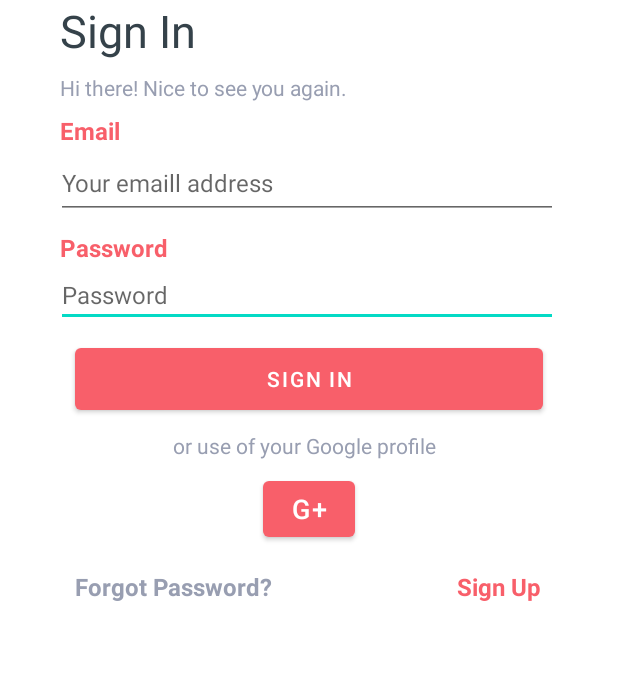
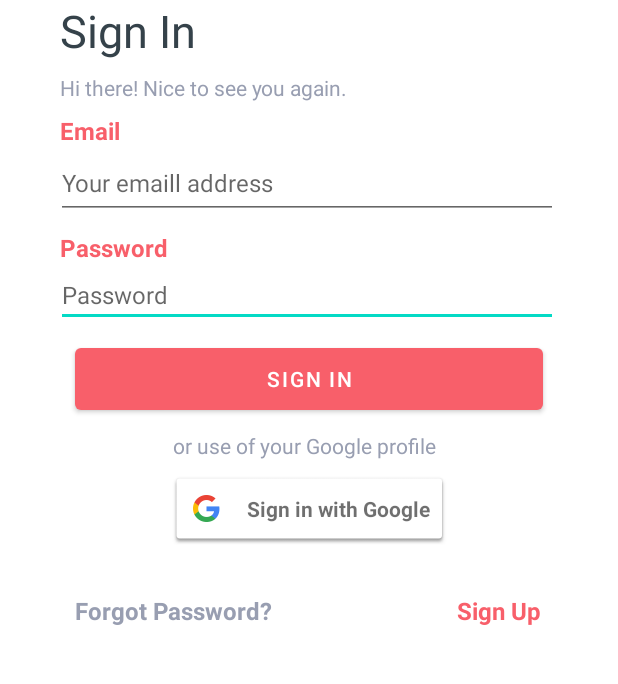
Before and after one commit to GholemHub/ShakeLub, an Android app: the screen it shows after launch (MainActivity), on a phone screen of 412 x 824 dp, the part 284-968 px from its top. Run offline under Robolectric (Android 15) with nearby library versions, the phone set to English and light mode, and no system bars; our stand-ins replace Firebase (no records; nobody signed in at launch, a user with empty details on screens opened directly).

Commit message:
Google Button

```diff
--- a/app/build.gradle
+++ b/app/build.gradle
@@ -60,4 +60,6 @@ dependencies {
 
 
 
+
+
 }
--- a/app/src/main/java/com/example/shakelab/MainActivity.java
+++ b/app/src/main/java/com/example/shakelab/MainActivity.java
@@ -10,22 +10,37 @@ import android.content.Intent;
 import android.os.Bundle;
 import android.provider.ContactsContract;
 import android.text.TextUtils;
+import android.util.Log;
 import android.view.View;
 import android.widget.Button;
 import android.widget.EditText;
 import android.widget.TextView;
 import android.widget.Toast;
 
+import com.google.android.gms.auth.api.signin.GoogleSignIn;
+import com.google.android.gms.auth.api.signin.GoogleSignInAccount;
+import com.google.android.gms.auth.api.signin.GoogleSignInClient;
+import com.google.android.gms.auth.api.signin.GoogleSignInOptions;
+import com.google.android.gms.common.api.ApiException;
+import com.google.android.gms.tasks.OnCompleteListener;
+import com.google.android.gms.tasks.Task;
+import com.google.android.material.snackbar.Snackbar;
+import com.google.firebase.auth.AuthCredential;
+import com.google.firebase.auth.AuthResult;
+import com.google.firebase.auth.FirebaseAuth;
+import com.google.firebase.auth.FirebaseUser;
+import com.google.firebase.auth.GoogleAuthProvider;
+
 import com.google.android.gms.auth.api.signin.GoogleSignInClient;
 import com.google.android.gms.auth.api.signin.GoogleSignInOptions;
 import com.google.android.gms.tasks.OnCompleteListener;
-import com.google.android.gms.tasks.OnFailureListener;
-import com.google.android.gms.tasks.OnSuccessListener;
 import com.google.android.gms.tasks.Task;
 import com.google.firebase.auth.AuthResult;
 import com.google.firebase.auth.FirebaseAuth;
-import com.google.firebase.database.DatabaseReference;
-import com.google.firebase.database.FirebaseDatabase;
+import com.google.android.gms.common.SignInButton;
+import com.google.android.gms.tasks.OnFailureListener;
+import com.google.android.gms.tasks.OnSuccessListener;
+
 
 public class MainActivity extends AppCompatActivity {
 
@@ -39,7 +54,8 @@ public class MainActivity extends AppCompatActivity {
     private TextView ForgotPassword;
 
     FirebaseAuth fAuth;
-    private GoogleSignInClient mGoogleSignInClient;
+
+    private SignInButton signInButton;
 
 
     @Override
@@ -47,12 +63,14 @@ public class MainActivity extends AppCompatActivity {
         super.onCreate(savedInstanceState);
         setContentView(R.layout.activity_main);
 
+
         fAuth = FirebaseAuth.getInstance();
 
         if(fAuth.getCurrentUser() != null){
             startActivity(new Intent(getApplicationContext(), HomeActivity.class));
         }
-
+        signInButton = findViewById(R.id.sign_in_button);
+        signInButton.setSize(SignInButton.SIZE_WIDE);
 
         textEmail = findViewById(R.id.editTextTextEmailAddress);
         textPassword = findViewById(R.id.editTextTextPassword);
@@ -70,12 +88,16 @@ public class MainActivity extends AppCompatActivity {
             }
         });
 
-        GoogleSignIn.setOnClickListener(new View.OnClickListener() {
+        //Google SignIn
+
+        CreateRequestGoogleSignIn();
+        signInButton.setOnClickListener(new View.OnClickListener() {
             @Override
             public void onClick(View v) {
-                CreateRequestGoogleSignIn();
+                signIn();
             }
         });
+
 
         ForgotPassword.setOnClickListener(new View.OnClickListener() {
             @Override
@@ -158,15 +180,80 @@ public class MainActivity extends AppCompatActivity {
 
 
     }
+    @Override
+    public void onStart() {
+        super.onStart();
+        // Check if user is signed in (non-null) and update UI accordingly.
+        FirebaseUser currentUser = fAuth.getCurrentUser();
+
+        if(currentUser != null){
+            startActivity(new Intent(getApplicationContext(), HomeActivity.class));
+        }
+
+    }
+
+    GoogleSignInClient mGoogleSignInClient;
 
     private void CreateRequestGoogleSignIn() {
-        GoogleSignInOptions gso = new GoogleSignInOptions.Builder(GoogleSignInOptions.DEFAULT_SIGN_IN)
+        // Configure Google Sign In
+        GoogleSignInOptions gso = new GoogleSignInOptions
+                .Builder(GoogleSignInOptions.DEFAULT_SIGN_IN)
                 .requestIdToken(getString(R.string.default_web_client_id))
                 .requestEmail()
                 .build();
 
-        // Build a GoogleSignInClient with the options specified by gso.
         //mGoogleSignInClient = GoogleSignIn.getClient(this, gso);
+        mGoogleSignInClient = com.google.android.gms.auth.api.signin.GoogleSignIn.getClient(this, gso);
+
 
     }
+
+    private final static int RC_SIGN_IN = 123;
+
+    private void signIn() {
+        Intent signInIntent = mGoogleSignInClient.getSignInIntent();
+        startActivityForResult(signInIntent, RC_SIGN_IN);
+    }
+
+    @Override
+    public void onActivityResult(int requestCode, int resultCode, Intent data) {
+        super.onActivityResult(requestCode, resultCode, data);
+
+        // Result returned from launching the Intent from GoogleSignInApi.getSignInIntent(...);
+        if (requestCode == RC_SIGN_IN) {
+            Task<GoogleSignInAccount> task = com.google.android.gms.auth.api.signin.GoogleSignIn.getSignedInAccountFromIntent(data);
+            try {
+                // Google Sign In was successful, authenticate with Firebase
+                GoogleSignInAccount account = task.getResult(ApiException.class);
+                firebaseAuthWithGoogle(account.getIdToken());
+            } catch (ApiException e) {
+                // Google Sign In failed, update UI appropriately
+                Toast.makeText(this, e.getMessage() + "Google Sign In failed",Toast.LENGTH_SHORT).show();
+            }
+        }
+    }
+
+    private void firebaseAuthWithGoogle(String idToken) {
+        AuthCredential credential = GoogleAuthProvider.getCredential(idToken, null);
+        fAuth.signInWithCredential(credential)
+                .addOnCompleteListener(this, new OnCompleteListener<AuthResult>() {
+                    @Override
+                    public void onComplete(@NonNull Task<AuthResult> task) {
+                        if (task.isSuccessful()) {
+                            // Sign in success, update UI with the signed-in user's information
+                            //Log.d(TAG, "signInWithCredential:success");
+                            FirebaseUser user = fAuth.getCurrentUser();
+                            startActivity(new Intent(getApplicationContext(), HomeActivity.class));
+                        } else {
+                            // If sign in fails, display a message to the user.
+                            //Log.w(TAG, "signInWithCredential:failure", task.getException());
+                            //Snackbar.make(mBinding.mainLayout, "Authentication Failed.", Snackbar.LENGTH_SHORT).show();
+                            Toast.makeText(MainActivity.this,"Sorry auth failed",Toast.LENGTH_SHORT).show();
+                        }
+
+                        // ...
+                    }
+                });
+    }
+
 }
--- a/app/src/main/res/layout/activity_main.xml
+++ b/app/src/main/res/layout/activity_main.xml
@@ -26,12 +26,14 @@
         android:layout_width="0dp"
         android:layout_height="49dp"
         android:layout_marginStart="175dp"
-        android:layout_marginTop="8dp"
+        android:layout_marginTop="24dp"
         android:layout_marginEnd="175dp"
         android:text="G+"
         android:textSize="18sp"
+        android:visibility="invisible"
         app:backgroundTint="#F85F6A"
         app:layout_constraintEnd_toEndOf="parent"
+        app:layout_constraintHorizontal_bias="1.0"
         app:layout_constraintStart_toStartOf="parent"
         app:layout_constraintTop_toBottomOf="@+id/textView5" />
 
@@ -186,5 +188,14 @@
         app:layout_constraintStart_toStartOf="parent"
         app:layout_constraintTop_toBottomOf="@+id/editTextTextPassword" />
 
+    <com.google.android.gms.common.SignInButton
+        android:id="@+id/sign_in_button"
+        android:layout_width="wrap_content"
+        android:layout_height="wrap_content"
+        android:layout_marginTop="8dp"
+        app:layout_constraintEnd_toEndOf="parent"
+        app:layout_constraintStart_toStartOf="parent"
+        app:layout_constraintTop_toBottomOf="@+id/textView5" />
+
 
 </androidx.constraintlayout.widget.ConstraintLayout>
```
Also changed, not shown: 1 other file.
